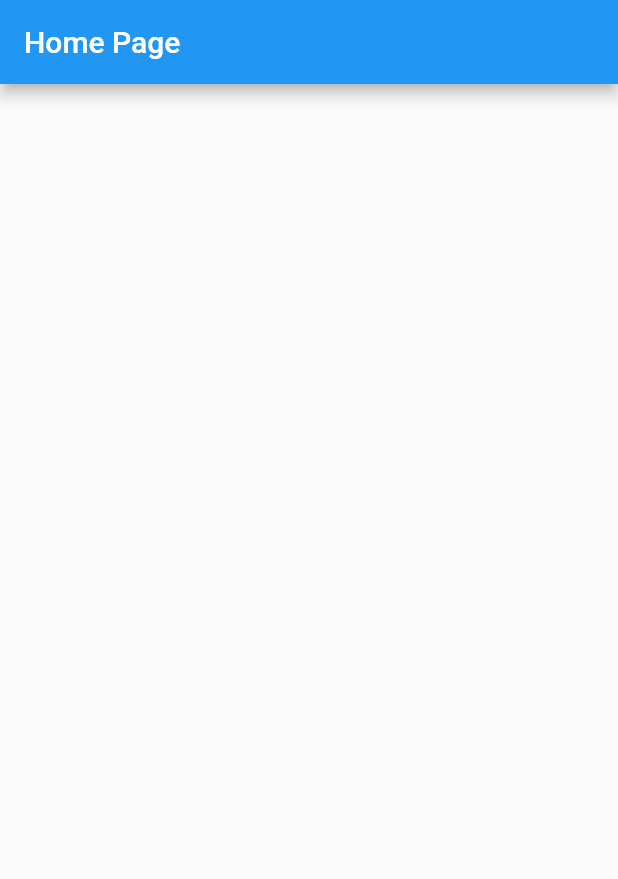
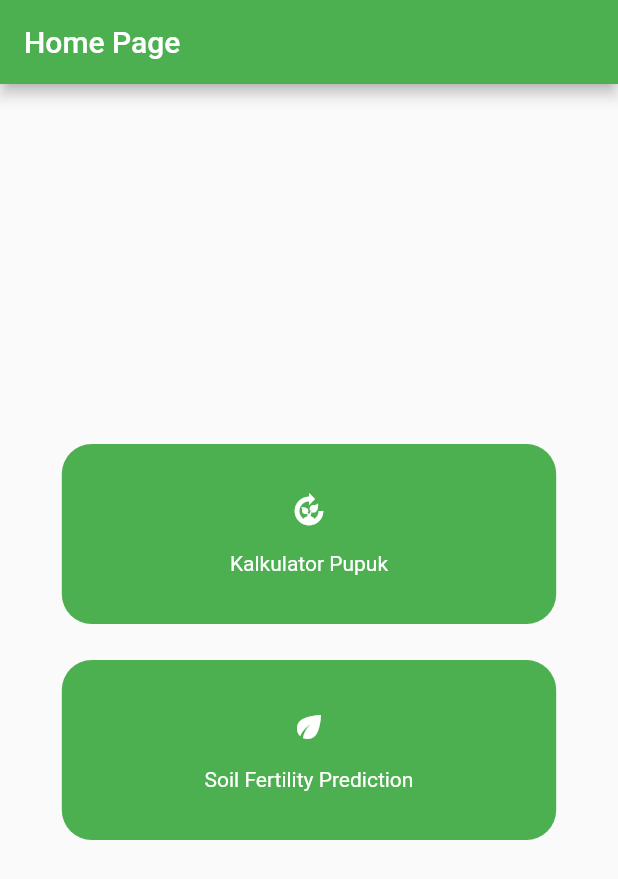
Before and after one commit to algonacci/agri-calculator, a Flutter app: the screen it shows after launch, on a phone screen of 412 x 824 dp. Shown: the top 879 px of the screen. Run offline on Flutter 3.47's test engine with Material 2 defaults, Android fonts, the phone set to English and light mode, and no system bars.

```diff
--- /dev/null
+++ b/lib/button.dart
@@ -0,0 +1,49 @@
+import 'package:flutter/material.dart';
+
+class Button extends StatelessWidget {
+  final String text;
+  final IconData icon;
+
+  const Button({
+    super.key,
+    required this.text,
+    required this.icon,
+  });
+
+  @override
+  Widget build(BuildContext context) {
+    return Container(
+      padding: const EdgeInsets.all(15),
+      margin: const EdgeInsets.only(
+        bottom: 24,
+      ),
+      height: 120,
+      width: MediaQuery.of(context).size.width * 0.8,
+      decoration: BoxDecoration(
+        color: Colors.green,
+        borderRadius: BorderRadius.circular(
+          20,
+        ),
+      ),
+      child: Column(
+        mainAxisAlignment: MainAxisAlignment.center,
+        children: [
+          Icon(
+            icon,
+            color: Colors.white,
+          ),
+          const SizedBox(
+            height: 15,
+          ),
+          Text(
+            text,
+            style: const TextStyle(
+              color: Colors.white,
+            ),
+            textAlign: TextAlign.center,
+          ),
+        ],
+      ),
+    );
+  }
+}
--- a/lib/home_page.dart
+++ b/lib/home_page.dart
@@ -1,3 +1,4 @@
+import 'package:agri_calculator/button.dart';
 import 'package:flutter/material.dart';
 
 class HomePage extends StatelessWidget {
@@ -9,6 +10,39 @@ class HomePage extends StatelessWidget {
       appBar: AppBar(
         title: const Text('Home Page'),
       ),
+      body: Column(
+        mainAxisAlignment: MainAxisAlignment.center,
+        children: [
+          Row(
+            mainAxisAlignment: MainAxisAlignment.center,
+            children: [
+              InkWell(
+                onTap: () {
+                  Navigator.pushNamed(context, "/fertilizer_calculator");
+                },
+                child: const Button(
+                  text: "Kalkulator Pupuk",
+                  icon: Icons.compost,
+                ),
+              ),
+            ],
+          ),
+          Row(
+            mainAxisAlignment: MainAxisAlignment.center,
+            children: [
+              InkWell(
+                onTap: () {
+                  Navigator.pushNamed(context, "/soil_fertility_prediction");
+                },
+                child: const Button(
+                  text: "Soil Fertility Prediction",
+                  icon: Icons.eco,
+                ),
+              )
+            ],
+          ),
+        ],
+      ),
     );
   }
 }
--- a/lib/main.dart
+++ b/lib/main.dart
@@ -1,4 +1,6 @@
+import 'package:agri_calculator/fertilizer_calculator_page.dart';
 import 'package:agri_calculator/home_page.dart';
+import 'package:agri_calculator/soil_fertility_page.dart';
 import 'package:flutter/material.dart';
 
 void main() {
@@ -10,8 +12,16 @@ class MyApp extends StatelessWidget {
 
   @override
   Widget build(BuildContext context) {
-    return const MaterialApp(
-      home: HomePage(),
+    return MaterialApp(
+      theme: ThemeData(
+        primarySwatch: Colors.green,
+      ),
+      home: const HomePage(),
+      routes: {
+        '/fertilizer_calculator': (context) => const FertilizerCalculatorPage(),
+        '/soil_fertility_prediction': (context) =>
+            const SoilFertilityPredictionPage()
+      },
     );
   }
 }
```
Also changed, not shown: lib/fertilizer_calculator_page.dart (added, +121 -0 lines), lib/soil_fertility_page.dart (added, +173 -0 lines), pubspec.yaml (+3 -4 lines), pubspec.lock.
